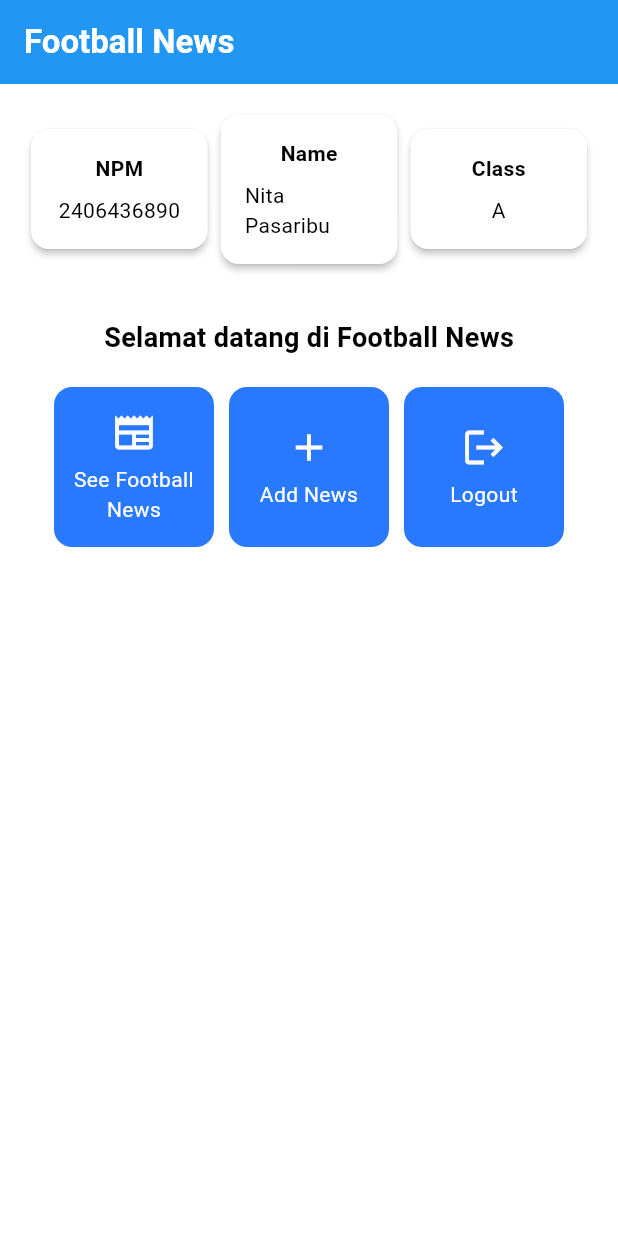
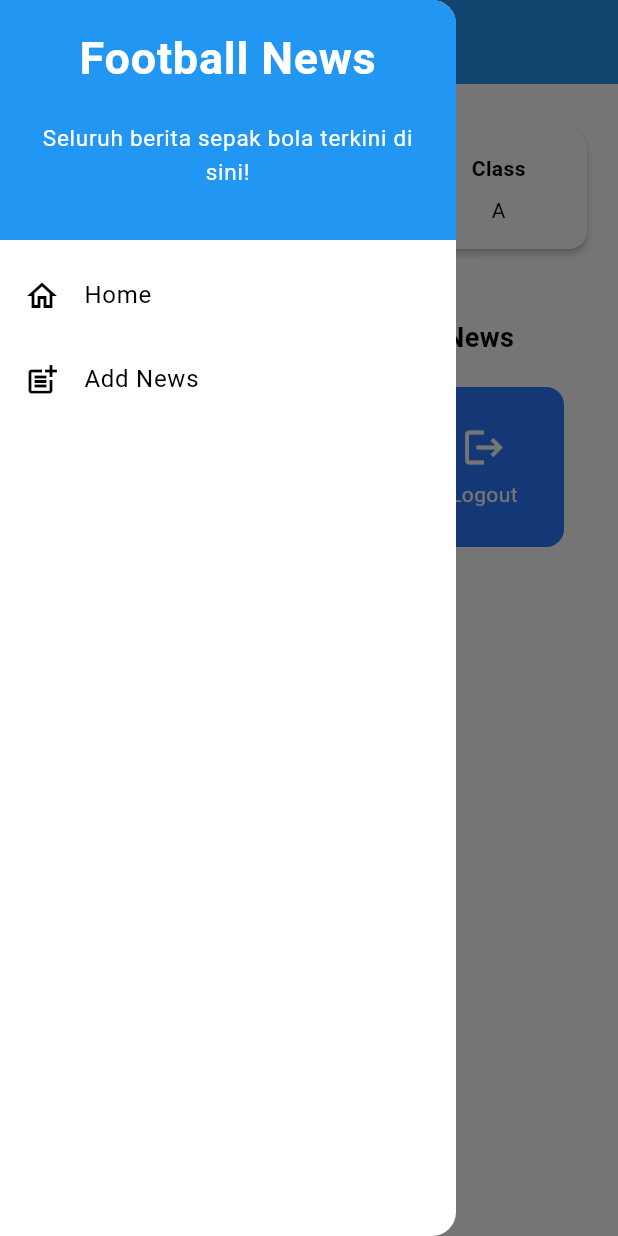
Before and after one commit to nitapb/football-news-mobile, a Flutter app: the screen it shows after launch, with the side drawer open (before the commit the screen has no drawer), on a phone screen of 412 x 824 dp. Run offline on Flutter 3.47's test engine with Material 3 defaults, Android fonts, the phone set to English and light mode, and no system bars.

Commit message:
Tutorial 7 selesai

```diff
--- a/football_news/lib/main.dart
+++ b/football_news/lib/main.dart
@@ -1,5 +1,5 @@
 import 'package:flutter/material.dart';
-import 'package:football_news/menu.dart';
+import 'package:football_news/screens/menu.dart';
 
 void main() {
   runApp(const MyApp());
--- a/football_news/lib/menu.dart
+++ /dev/null
@@ -1,185 +0,0 @@
-import 'package:flutter/material.dart';
-
-class MyHomePage extends StatelessWidget {
-  MyHomePage({super.key, required ColorScheme colorScheme});
-
-  final String nama = "Nita Pasaribu";
-  final String npm = "2406436890";
-  final String kelas = "A";
-
-  final List<ItemHomepage> items = [
-    ItemHomepage("See Football News", Icons.newspaper),
-    ItemHomepage("Add News", Icons.add),
-    ItemHomepage("Logout", Icons.logout),
-  ];
-
-  @override
-  Widget build(BuildContext context) {
-  // Scaffold menyediakan struktur dasar halaman dengan AppBar dan body.
-  return Scaffold(
-    // AppBar adalah bagian atas halaman yang menampilkan judul.
-    appBar: AppBar(
-      // Judul aplikasi "Football News" dengan teks putih dan tebal.
-      title: const Text(
-        'Football News',
-        style: TextStyle(
-          color: Colors.white,
-          fontWeight: FontWeight.bold,
-        ),
-      ),
-      // Warna latar belakang AppBar diambil dari skema warna tema aplikasi.
-      backgroundColor: Theme.of(context).colorScheme.primary,
-    ),
-    // Body halaman dengan padding di sekelilingnya.
-    body: Padding(
-      padding: const EdgeInsets.all(16.0),
-      // Menyusun widget secara vertikal dalam sebuah kolom.
-      child: Column(
-        crossAxisAlignment: CrossAxisAlignment.center,
-        children: [
-          // Row untuk menampilkan 3 InfoCard secara horizontal.
-          Row(
-            mainAxisAlignment: MainAxisAlignment.spaceEvenly,
-            children: [
-              InfoCard(title: 'NPM', content: npm),
-              InfoCard(title: 'Name', content: nama),
-              InfoCard(title: 'Class', content: kelas),
-            ],
-          ),
-
-          // Memberikan jarak vertikal 16 unit.
-          const SizedBox(height: 16.0),
-
-          // Menempatkan widget berikutnya di tengah halaman.
-          Center(
-            child: Column(
-              // Menyusun teks dan grid item secara vertikal.
-
-              children: [
-                // Menampilkan teks sambutan dengan gaya tebal dan ukuran 18.
-                const Padding(
-                  padding: EdgeInsets.only(top: 16.0),
-                  child: Text(
-                    'Selamat datang di Football News',
-                    style: TextStyle(
-                      fontWeight: FontWeight.bold,
-                      fontSize: 18.0,
-                    ),
-                  ),
-                ),
-
-                // Grid untuk menampilkan ItemCard dalam bentuk grid 3 kolom.
-                GridView.count(
-                  primary: true,
-                  padding: const EdgeInsets.all(20),
-                  crossAxisSpacing: 10,
-                  mainAxisSpacing: 10,
-                  crossAxisCount: 3,
-                  // Agar grid menyesuaikan tinggi kontennya.
-                  shrinkWrap: true,
-
-                  // Menampilkan ItemCard untuk setiap item dalam list items.
-                  children: items.map((ItemHomepage item) {
-                      return ItemCard(item);
-                    }).toList(),
-                  ),
-                ],
-              ),
-            ),
-          ],
-        ),
-      ),
-    );
-  }
-}
-
-class InfoCard extends StatelessWidget {
-  final String title;
-  final String content;
-
-  const InfoCard({super.key, required this.title, required this.content});
-
-  @override
-  Widget build(BuildContext context) {
-    return Card(
-      // Membuat kotak kartu dengan bayangan di bawahnya.
-      elevation: 2.0,
-      child: Container(
-        // Mengatur ukuran dan jarak di dalam kartu.
-        width: MediaQuery.of(context).size.width / 3.5, // menyesuaikan dengan lebar device yang digunakan.
-        padding: const EdgeInsets.all(16.0),
-        // Menyusun title dan content secara vertikal.
-        child: Column(
-          children: [
-            Text(
-              title,
-              style: const TextStyle(fontWeight: FontWeight.bold),
-            ),
-            const SizedBox(height: 8.0),
-            Text(content),
-          ]
-        )
-      )
-    );
-  }
-}
-
-class ItemHomepage {
- final String name;
- final IconData icon;
-
- ItemHomepage(this.name, this.icon);
-}
-
-class ItemCard extends StatelessWidget {
-  // Menampilkan kartu dengan ikon dan nama.
-
-  final ItemHomepage item;
-
-  const ItemCard(this.item, {super.key});
-
-  @override
-  Widget build(BuildContext context) {
-    return Material(
-      // Menentukan warna latar belakang dari tema aplikasi.
-      color: Theme.of(context).colorScheme.secondary,
-      // Membuat sudut kartu melengkung.
-      borderRadius: BorderRadius.circular(12),
-
-      child: InkWell(
-        // Aksi ketika kartu ditekan.
-        onTap: () {
-          // Menampilkan pesan SnackBar saat kartu ditekan.
-          ScaffoldMessenger.of(context)
-            ..hideCurrentSnackBar()
-            ..showSnackBar(
-              SnackBar(content: Text("Kamu telah menekan tombol ${item.name}!"))
-            );
-        },
-        // Container untuk menyimpan Icon dan Text
-        child: Container(
-          padding: const EdgeInsets.all(8),
-          child: Center(
-            child: Column(
-              // Menyusun ikon dan teks di tengah kartu.
-              mainAxisAlignment: MainAxisAlignment.center,
-              children: [
-                Icon(
-                  item.icon,
-                  color: Colors.white,
-                  size: 30.0,
-                ),
-                const Padding(padding: EdgeInsets.all(3)),
-                Text(
-                  item.name,
-                  textAlign: TextAlign.center,
-                  style: const TextStyle(color: Colors.white),
-                ),
-              ],
-            ),
-          ),
-        ),
-      ),
-    );
-  }
-}
--- /dev/null
+++ b/football_news/lib/screens/menu.dart
@@ -0,0 +1,131 @@
+import 'package:flutter/material.dart';
+import 'package:football_news/widgets/left_drawer.dart';
+import 'package:football_news/screens/newslist_form.dart';
+import 'package:football_news/widgets/news_card.dart';
+
+class MyHomePage extends StatelessWidget {
+  MyHomePage({super.key, required ColorScheme colorScheme});
+
+  final String nama = "Nita Pasaribu";
+  final String npm = "2406436890";
+  final String kelas = "A";
+
+  final List<ItemHomepage> items = [
+    ItemHomepage("See Football News", Icons.newspaper),
+    ItemHomepage("Add News", Icons.add),
+    ItemHomepage("Logout", Icons.logout),
+  ];
+
+  @override
+  Widget build(BuildContext context) {
+    // Scaffold menyediakan struktur dasar halaman dengan AppBar dan body.
+    return Scaffold(
+      // AppBar adalah bagian atas halaman yang menampilkan judul.
+      appBar: AppBar(
+        // Judul aplikasi "Football News" dengan teks putih dan tebal.
+        title: const Text(
+          'Football News',
+          style: TextStyle(color: Colors.white, fontWeight: FontWeight.bold),
+        ),
+        // Warna latar belakang AppBar diambil dari skema warna tema aplikasi.
+        backgroundColor: Theme.of(context).colorScheme.primary,
+      ),
+      drawer: LeftDrawer(),
+      // Body halaman dengan padding di sekelilingnya.
+      body: Padding(
+        padding: const EdgeInsets.all(16.0),
+        // Menyusun widget secara vertikal dalam sebuah kolom.
+        child: Column(
+          crossAxisAlignment: CrossAxisAlignment.center,
+          children: [
+            // Row untuk menampilkan 3 InfoCard secara horizontal.
+            Row(
+              mainAxisAlignment: MainAxisAlignment.spaceEvenly,
+              children: [
+                InfoCard(title: 'NPM', content: npm),
+                InfoCard(title: 'Name', content: nama),
+                InfoCard(title: 'Class', content: kelas),
+              ],
+            ),
+
+            // Memberikan jarak vertikal 16 unit.
+            const SizedBox(height: 16.0),
+
+            // Menempatkan widget berikutnya di tengah halaman.
+            Center(
+              child: Column(
+                // Menyusun teks dan grid item secara vertikal.
+                children: [
+                  // Menampilkan teks sambutan dengan gaya tebal dan ukuran 18.
+                  const Padding(
+                    padding: EdgeInsets.only(top: 16.0),
+                    child: Text(
+                      'Selamat datang di Football News',
+                      style: TextStyle(
+                        fontWeight: FontWeight.bold,
+                        fontSize: 18.0,
+                      ),
+                    ),
+                  ),
+
+                  // Grid untuk menampilkan ItemCard dalam bentuk grid 3 kolom.
+                  GridView.count(
+                    primary: true,
+                    padding: const EdgeInsets.all(20),
+                    crossAxisSpacing: 10,
+                    mainAxisSpacing: 10,
+                    crossAxisCount: 3,
+                    // Agar grid menyesuaikan tinggi kontennya.
+                    shrinkWrap: true,
+
+                    // Menampilkan ItemCard untuk setiap item dalam list items.
+                    children: items.map((ItemHomepage item) {
+                      return ItemCard(item);
+                    }).toList(),
+                  ),
+                ],
+              ),
+            ),
+          ],
+        ),
+      ),
+    );
+  }
+}
+
+class InfoCard extends StatelessWidget {
+  final String title;
+  final String content;
+
+  const InfoCard({super.key, required this.title, required this.content});
+
+  @override
+  Widget build(BuildContext context) {
+    return Card(
+      // Membuat kotak kartu dengan bayangan di bawahnya.
+      elevation: 2.0,
+      child: Container(
+        // Mengatur ukuran dan jarak di dalam kartu.
+        width:
+            MediaQuery.of(context).size.width /
+            3.5, // menyesuaikan dengan lebar device yang digunakan.
+        padding: const EdgeInsets.all(16.0),
+        // Menyusun title dan content secara vertikal.
+        child: Column(
+          children: [
+            Text(title, style: const TextStyle(fontWeight: FontWeight.bold)),
+            const SizedBox(height: 8.0),
+            Text(content),
+          ],
+        ),
+      ),
+    );
+  }
+}
+
+class ItemHomepage {
+  final String name;
+  final IconData icon;
+
+  ItemHomepage(this.name, this.icon);
+}
--- /dev/null
+++ b/football_news/lib/widgets/left_drawer.dart
@@ -0,0 +1,74 @@
+import 'package:flutter/material.dart';
+import 'package:flutter/material.dart';
+import 'package:football_news/screens/menu.dart';
+// Impor halaman NewsFormPage jika sudah dibuat
+import 'package:football_news/screens/newslist_form.dart';
+
+class LeftDrawer extends StatelessWidget {
+  const LeftDrawer({super.key});
+
+  @override
+  Widget build(BuildContext context) {
+    return Drawer(
+      child: ListView(
+        children: [
+          const DrawerHeader(
+            // Bagian drawer header
+            decoration: BoxDecoration(color: Colors.blue),
+            child: Column(
+              children: [
+                Text(
+                  'Football News',
+                  textAlign: TextAlign.center,
+                  style: TextStyle(
+                    fontSize: 30,
+                    fontWeight: FontWeight.bold,
+                    color: Colors.white,
+                  ),
+                ),
+                Padding(padding: EdgeInsets.all(10)),
+                Text(
+                  "Seluruh berita sepak bola terkini di sini!",
+                  textAlign: TextAlign.center,
+                  style: TextStyle(
+                    fontSize: 15,
+                    fontWeight: FontWeight.normal,
+                    color: Colors.white,
+                  ),
+                ),
+              ],
+            ),
+          ),
+          // Bagian routing
+          ListTile(
+            leading: const Icon(Icons.home_outlined),
+            title: const Text('Home'),
+            // Bagian redirection ke MyHomePage
+            onTap: () {
+              Navigator.pushReplacement(
+                context,
+                MaterialPageRoute(
+                  builder: (context) =>
+                      MyHomePage(colorScheme: Theme.of(context).colorScheme),
+                ),
+              );
+            },
+          ),
+          ListTile(
+            leading: const Icon(Icons.post_add),
+            title: const Text('Add News'),
+            // Bagian redirection ke NewsFormPage
+            onTap: () {
+              Navigator.pushReplacement(
+                context,
+                MaterialPageRoute(
+                  builder: (context) => NewsFormPage()),
+              );
+            },
+          ),
+          // TODO: Buat ListTile baru untuk ke halaman melihat news
+        ],
+      ),
+    );
+  }
+}
--- /dev/null
+++ b/football_news/lib/widgets/news_card.dart
@@ -0,0 +1,75 @@
+import 'package:flutter/material.dart';
+import 'package:football_news/screens/menu.dart';
+import 'package:football_news/screens/newslist_form.dart';
+
+class ItemCard extends StatelessWidget {
+  // Menampilkan kartu dengan ikon dan nama.
+
+  final ItemHomepage item;
+
+  const ItemCard(this.item, {super.key});
+
+  @override
+  Widget build(BuildContext context) {
+    return Material(
+      // Menentukan warna latar belakang dari tema aplikasi.
+      color: Theme.of(context).colorScheme.secondary,
+      // Membuat sudut kartu melengkung.
+      borderRadius: BorderRadius.circular(12),
+
+      child: InkWell(
+        // Aksi ketika kartu ditekan.
+        onTap: () {
+          // Menampilkan pesan SnackBar saat kartu ditekan.
+          ScaffoldMessenger.of(context)
+            ..hideCurrentSnackBar()
+            ..showSnackBar(
+              SnackBar(
+                content: Text("Kamu telah menekan tombol ${item.name}!"),
+              ),
+            );
+          // Area responsif terhadap sentuhan
+          onTap:
+          () {
+            // Memunculkan SnackBar ketika diklik
+            ScaffoldMessenger.of(context)
+              ..hideCurrentSnackBar()
+              ..showSnackBar(
+                SnackBar(
+                  content: Text("Kamu telah menekan tombol ${item.name}!"),
+                ),
+              );
+
+            // Navigate ke route yang sesuai (tergantung jenis tombol)
+            if (item.name == "Tambah Berita") {
+              // TODO: Gunakan Navigator.push untuk melakukan navigasi ke MaterialPageRoute yang mencakup NewsFormPage.
+              Navigator.push(
+                context,
+                MaterialPageRoute(builder: (context) => NewsFormPage()),
+              );
+            }
+          };
+        },
+        // Container untuk menyimpan Icon dan Text
+        child: Container(
+          padding: const EdgeInsets.all(8),
+          child: Center(
+            child: Column(
+              // Menyusun ikon dan teks di tengah kartu.
+              mainAxisAlignment: MainAxisAlignment.center,
+              children: [
+                Icon(item.icon, color: Colors.white, size: 30.0),
+                const Padding(padding: EdgeInsets.all(3)),
+                Text(
+                  item.name,
+                  textAlign: TextAlign.center,
+                  style: const TextStyle(color: Colors.white),
+                ),
+              ],
+            ),
+          ),
+        ),
+      ),
+    );
+  }
+}
```
Also changed, not shown: football_news/lib/screens/newslist_form.dart (added, +213 -0 lines).
